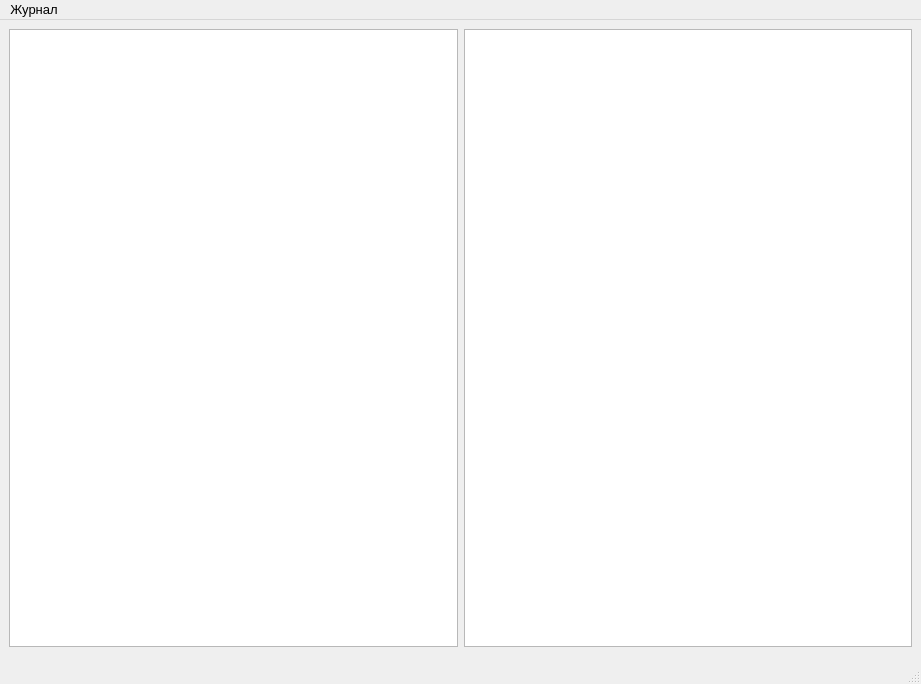
Above: forms_teacher/main_window.ui from AlexanderSokolov69/Journal310 before the change. Below: the same form after it.
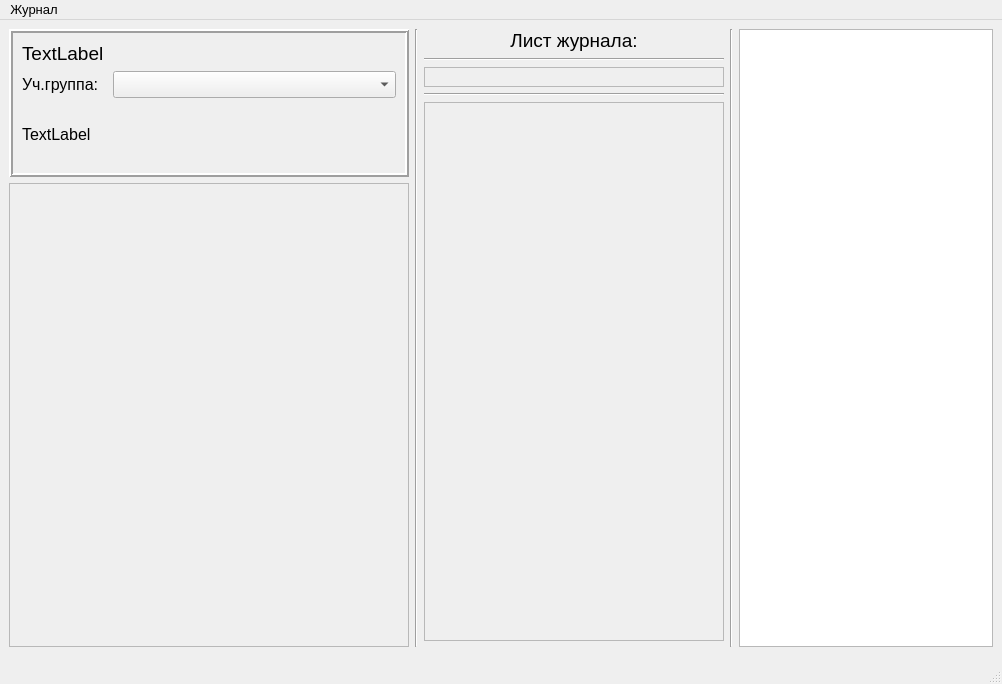
That is the form after the change.

```diff
--- a/forms_teacher/main_window.ui
+++ b/forms_teacher/main_window.ui
@@ -6,10 +6,16 @@
    <rect>
     <x>0</x>
     <y>0</y>
-    <width>921</width>
+    <width>1002</width>
     <height>684</height>
    </rect>
   </property>
+  <property name="sizePolicy">
+   <sizepolicy hsizetype="Preferred" vsizetype="Fixed">
+    <horstretch>0</horstretch>
+    <verstretch>0</verstretch>
+   </sizepolicy>
+  </property>
   <property name="font">
    <font>
     <pointsize>10</pointsize>
@@ -23,10 +29,283 @@
     <item>
      <layout class="QHBoxLayout" name="horizontalLayout">
       <item>
-       <widget class="QTableView" name="tableView"/>
+       <layout class="QVBoxLayout" name="verticalLayout_2">
+        <property name="leftMargin">
+         <number>0</number>
+        </property>
+        <item>
+         <widget class="QFrame" name="frame_2">
+          <property name="sizePolicy">
+           <sizepolicy hsizetype="Preferred" vsizetype="Fixed">
+            <horstretch>0</horstretch>
+            <verstretch>0</verstretch>
+           </sizepolicy>
+          </property>
+          <property name="minimumSize">
+           <size>
+            <width>400</width>
+            <height>0</height>
+           </size>
+          </property>
+          <property name="maximumSize">
+           <size>
+            <width>400</width>
+            <height>16777215</height>
+           </size>
+          </property>
+          <property name="frameShape">
+           <enum>QFrame::Box</enum>
+          </property>
+          <property name="frameShadow">
+           <enum>QFrame::Raised</enum>
+          </property>
+          <property name="lineWidth">
+           <number>2</number>
+          </property>
+          <layout class="QVBoxLayout" name="verticalLayout_3">
+           <item>
+            <widget class="QLabel" name="teachName">
+             <property name="sizePolicy">
+              <sizepolicy hsizetype="Preferred" vsizetype="Fixed">
+               <horstretch>0</horstretch>
+               <verstretch>0</verstretch>
+              </sizepolicy>
+             </property>
+             <property name="font">
+              <font>
+               <pointsize>14</pointsize>
+              </font>
+             </property>
+             <property name="text">
+              <string>TextLabel</string>
+             </property>
+             <property name="alignment">
+              <set>Qt::AlignLeading|Qt::AlignLeft|Qt::AlignVCenter</set>
+             </property>
+            </widget>
+           </item>
+           <item>
+            <layout class="QHBoxLayout" name="horizontalLayout_2">
+             <property name="topMargin">
+              <number>0</number>
+             </property>
+             <item>
+              <widget class="QLabel" name="label">
+               <property name="sizePolicy">
+                <sizepolicy hsizetype="Fixed" vsizetype="Preferred">
+                 <horstretch>0</horstretch>
+                 <verstretch>0</verstretch>
+                </sizepolicy>
+               </property>
+               <property name="font">
+                <font>
+                 <pointsize>12</pointsize>
+                </font>
+               </property>
+               <property name="text">
+                <string>Уч.группа:  </string>
+               </property>
+              </widget>
+             </item>
+             <item>
+              <widget class="QComboBox" name="groupBox">
+               <property name="font">
+                <font>
+                 <pointsize>12</pointsize>
+                </font>
+               </property>
+              </widget>
+             </item>
+            </layout>
+           </item>
+           <item>
+            <widget class="QLabel" name="programName">
+             <property name="sizePolicy">
+              <sizepolicy hsizetype="Preferred" vsizetype="Fixed">
+               <horstretch>0</horstretch>
+               <verstretch>0</verstretch>
+              </sizepolicy>
+             </property>
+             <property name="minimumSize">
+              <size>
+               <width>0</width>
+               <height>60</height>
+              </size>
+             </property>
+             <property name="font">
+              <font>
+               <pointsize>12</pointsize>
+              </font>
+             </property>
+             <property name="text">
+              <string>TextLabel</string>
+             </property>
+             <property name="wordWrap">
+              <bool>true</bool>
+             </property>
+            </widget>
+           </item>
+          </layout>
+         </widget>
+        </item>
+        <item>
+         <widget class="QFrame" name="frame_3">
+          <property name="frameShape">
+           <enum>QFrame::StyledPanel</enum>
+          </property>
+          <property name="frameShadow">
+           <enum>QFrame::Raised</enum>
+          </property>
+         </widget>
+        </item>
+       </layout>
       </item>
       <item>
-       <widget class="QTableView" name="tableView_2"/>
+       <widget class="Line" name="line_2">
+        <property name="orientation">
+         <enum>Qt::Vertical</enum>
+        </property>
+       </widget>
+      </item>
+      <item>
+       <layout class="QVBoxLayout" name="verticalLayout_4">
+        <property name="leftMargin">
+         <number>0</number>
+        </property>
+        <property name="bottomMargin">
+         <number>6</number>
+        </property>
+        <item>
+         <widget class="QLabel" name="labelHead">
+          <property name="sizePolicy">
+           <sizepolicy hsizetype="Preferred" vsizetype="Fixed">
+            <horstretch>0</horstretch>
+            <verstretch>0</verstretch>
+           </sizepolicy>
+          </property>
+          <property name="font">
+           <font>
+            <pointsize>14</pointsize>
+           </font>
+          </property>
+          <property name="text">
+           <string>Лист журнала:</string>
+          </property>
+          <property name="alignment">
+           <set>Qt::AlignCenter</set>
+          </property>
+         </widget>
+        </item>
+        <item>
+         <widget class="Line" name="line">
+          <property name="orientation">
+           <enum>Qt::Horizontal</enum>
+          </property>
+         </widget>
+        </item>
+        <item>
+         <widget class="QFrame" name="frame_4">
+          <property name="sizePolicy">
+           <sizepolicy hsizetype="Preferred" vsizetype="Preferred">
+            <horstretch>0</horstretch>
+            <verstretch>0</verstretch>
+           </sizepolicy>
+          </property>
+          <property name="minimumSize">
+           <size>
+            <width>300</width>
+            <height>0</height>
+           </size>
+          </property>
+          <property name="sizeIncrement">
+           <size>
+            <width>30</width>
+            <height>30</height>
+           </size>
+          </property>
+          <property name="baseSize">
+           <size>
+            <width>0</width>
+            <height>0</height>
+           </size>
+          </property>
+          <property name="font">
+           <font>
+            <pointsize>12</pointsize>
+           </font>
+          </property>
+          <property name="frameShape">
+           <enum>QFrame::StyledPanel</enum>
+          </property>
+          <property name="frameShadow">
+           <enum>QFrame::Raised</enum>
+          </property>
+          <layout class="QGridLayout" name="gridLayout" columnstretch="0" rowminimumheight="0">
+           <property name="sizeConstraint">
+            <enum>QLayout::SetDefaultConstraint</enum>
+           </property>
+           <property name="verticalSpacing">
+            <number>9</number>
+           </property>
+          </layout>
+         </widget>
+        </item>
+        <item>
+         <widget class="Line" name="line_4">
+          <property name="orientation">
+           <enum>Qt::Horizontal</enum>
+          </property>
+         </widget>
+        </item>
+        <item>
+         <widget class="QFrame" name="frame_5">
+          <property name="sizePolicy">
+           <sizepolicy hsizetype="Preferred" vsizetype="Expanding">
+            <horstretch>0</horstretch>
+            <verstretch>0</verstretch>
+           </sizepolicy>
+          </property>
+          <property name="maximumSize">
+           <size>
+            <width>16777215</width>
+            <height>16777215</height>
+           </size>
+          </property>
+          <property name="frameShape">
+           <enum>QFrame::StyledPanel</enum>
+          </property>
+          <property name="frameShadow">
+           <enum>QFrame::Raised</enum>
+          </property>
+         </widget>
+        </item>
+       </layout>
+      </item>
+      <item>
+       <widget class="Line" name="line_3">
+        <property name="orientation">
+         <enum>Qt::Vertical</enum>
+        </property>
+       </widget>
+      </item>
+      <item>
+       <widget class="QTableView" name="tableView">
+        <property name="sizeAdjustPolicy">
+         <enum>QAbstractScrollArea::AdjustToContents</enum>
+        </property>
+        <property name="selectionMode">
+         <enum>QAbstractItemView::SingleSelection</enum>
+        </property>
+        <property name="selectionBehavior">
+         <enum>QAbstractItemView::SelectRows</enum>
+        </property>
+        <property name="sortingEnabled">
+         <bool>true</bool>
+        </property>
+        <property name="cornerButtonEnabled">
+         <bool>false</bool>
+        </property>
+       </widget>
       </item>
      </layout>
     </item>
@@ -47,7 +326,7 @@
     <rect>
      <x>0</x>
      <y>0</y>
-     <width>921</width>
+     <width>1002</width>
      <height>23</height>
     </rect>
    </property>
```
